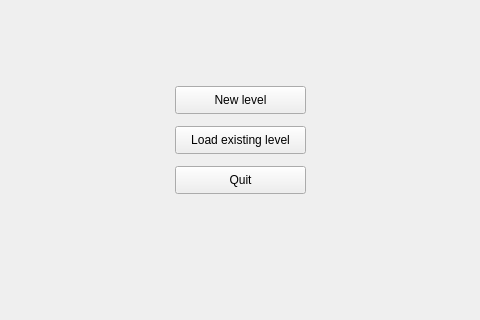
Above: NietLevelEditor/MainWindow.ui from LeVirus/NietLevelEditor before the change; both pictures show x 135 to 615 and y 154 to 474 of the 800 by 600 pixel window. Below: the same form after it.
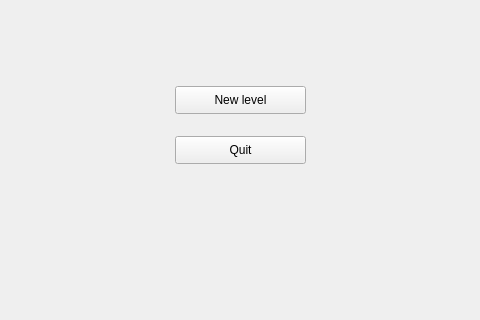
That is the form after the change.

What changed in the file:
```diff
--- a/NietLevelEditor/MainWindow.ui
+++ b/NietLevelEditor/MainWindow.ui
@@ -27,24 +27,11 @@
      <string>New level</string>
     </property>
    </widget>
-   <widget class="QPushButton" name="LoadExistLevelButton">
-    <property name="geometry">
-     <rect>
-      <x>310</x>
-      <y>280</y>
-      <width>131</width>
-      <height>28</height>
-     </rect>
-    </property>
-    <property name="text">
-     <string>Load existing level</string>
-    </property>
-   </widget>
    <widget class="QPushButton" name="QuitButton">
     <property name="geometry">
      <rect>
       <x>310</x>
-      <y>320</y>
+      <y>290</y>
       <width>131</width>
       <height>28</height>
      </rect>
```
